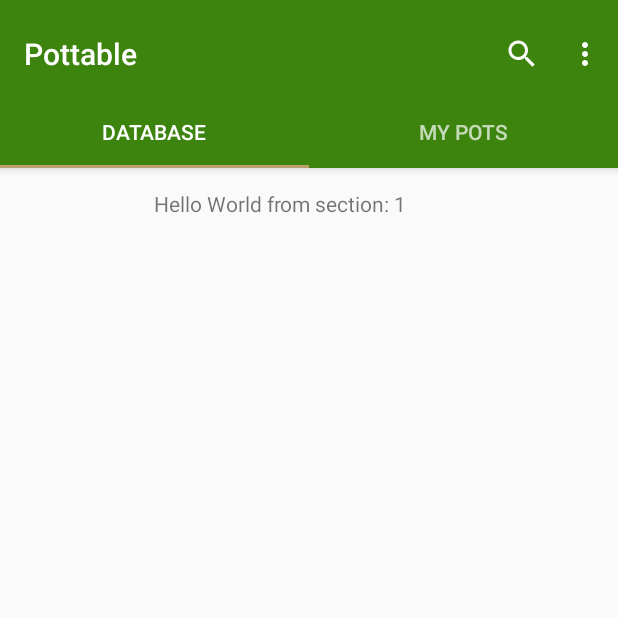
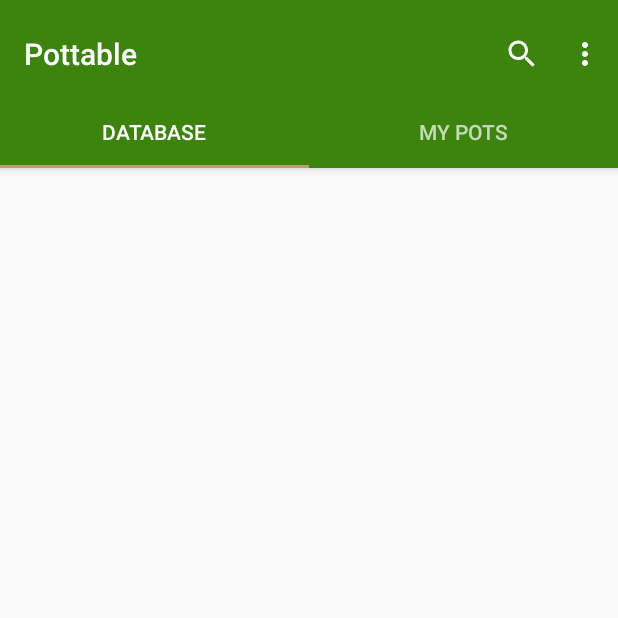
Before and after one commit to hkhhiem/pottable-app, an Android app: the screen it shows after launch (navtab), on a phone screen of 412 x 824 dp, the top half of it. Run offline under Robolectric (Android 15) with nearby library versions, the phone set to English and light mode, and no system bars; 2 statements that could not run were skipped.

Commit message:
Removed default fragment text. New branch for CardView from SQLite

```diff
--- a/app/src/main/res/layout/fragment_navtab.xml
+++ b/app/src/main/res/layout/fragment_navtab.xml
@@ -7,18 +7,4 @@
     android:layout_height="match_parent"
     tools:context=".navtab$PlaceholderFragment">
 
-    <TextView
-        android:id="@+id/section_label"
-        android:layout_width="207dp"
-        android:layout_height="46dp"
-        android:layout_marginEnd="8dp"
-        android:layout_marginStart="8dp"
-        android:layout_marginTop="14dp"
-        app:layout_constraintEnd_toEndOf="parent"
-        app:layout_constraintLeft_toLeftOf="parent"
-        app:layout_constraintStart_toStartOf="parent"
-        app:layout_constraintTop_toTopOf="parent"
-        tools:layout_constraintLeft_creator="1"
-        tools:layout_constraintTop_creator="1" />
-
 </android.support.constraint.ConstraintLayout>
```
